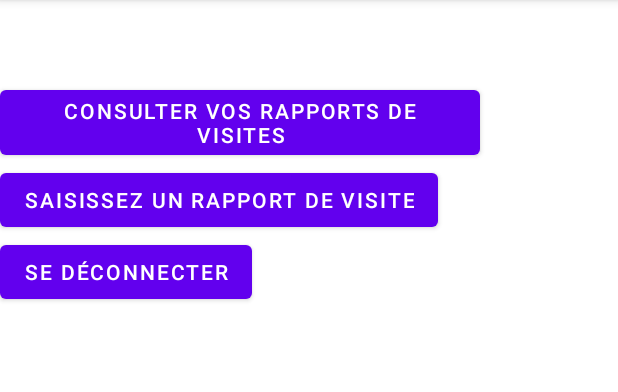
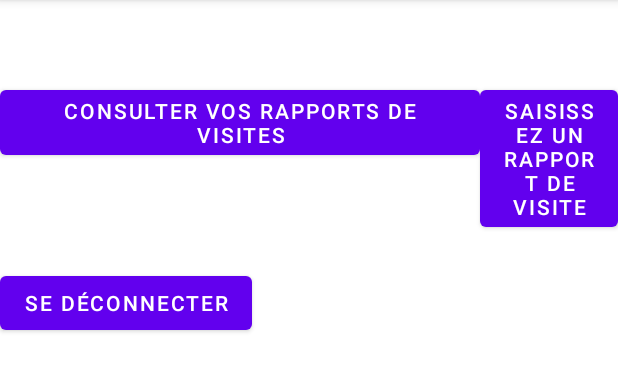
Before and after one commit to Xeyk0/Android-GSB-RV, an Android app: the MenuRvActivity screen opened directly, with no data from a screen before it, on a phone screen of 412 x 824 dp, the part 84-476 px from its top. Run offline under Robolectric (Android 15) with nearby library versions, the phone set to English and light mode, and no system bars; 1 statement that could not run was skipped.

Commit message:
Android GSB v1 27/03/2023 11:00

```diff
--- a/app/src/main/res/layout/activity_menu.xml
+++ b/app/src/main/res/layout/activity_menu.xml
@@ -8,36 +8,45 @@
         android:layout_height="match_parent"
         android:orientation="vertical">
 
+        <LinearLayout
+            android:layout_width="match_parent"
+            android:layout_height="match_parent"
+            android:orientation="vertical">
+
             <TextView
                 android:id="@+id/id"
                 android:layout_width="wrap_content"
                 android:layout_height="wrap_content"
-        android:textSize="40sp"/>
+                android:textSize="40sp" />
 
+            <LinearLayout
+                android:layout_width="match_parent"
+                android:layout_height="124dp"
+                android:orientation="horizontal">
 
                 <Button
                     android:id="@+id/consulter"
                     android:layout_width="wrap_content"
                     android:layout_height="wrap_content"
-        android:text="@string/consutler_rv"
-        android:onClick="consulter" />
-
+                    android:onClick="consulter"
+                    android:text="@string/consutler_rv" />
 
                 <Button
                     android:id="@+id/saisir"
                     android:layout_width="wrap_content"
                     android:layout_height="wrap_content"
-        android:text="@string/saisir_rv"
-        android:onClick="saisir"/>
-       />
+                    android:onClick="saisir"
+                    android:text="@string/saisir_rv" />
+
+            </LinearLayout>
 
             <Button
                 android:id="@+id/seDeconnecter"
                 android:layout_width="wrap_content"
                 android:layout_height="wrap_content"
-            android:text="@string/deconnection"
-            android:onClick="seDeconnecter"/>
-
+                android:onClick="seDeconnecter"
+                android:text="@string/deconnection" />
 
         </LinearLayout>
+    </LinearLayout>
 </RelativeLayout>
```
Lines whose indentation alone changed are shown as unchanged.
